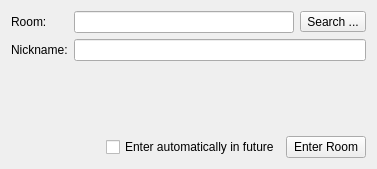
This is Swift/QtUI/QtJoinMUCWindow.ui in swift/swift as Qt 5 draws it before an edit. The edited form follows.
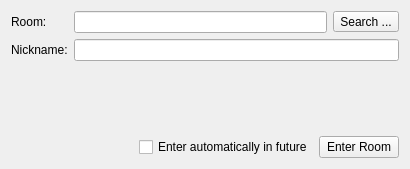
This is the edited form.

Commit message: Join MUC dialog tweaks.

Patch:
```diff
--- a/Swift/QtUI/QtJoinMUCWindow.ui
+++ b/Swift/QtUI/QtJoinMUCWindow.ui
@@ -6,7 +6,7 @@
    <rect>
     <x>0</x>
     <y>0</y>
-    <width>377</width>
+    <width>410</width>
     <height>169</height>
    </rect>
   </property>
```
The commit also changes 1 other file.
